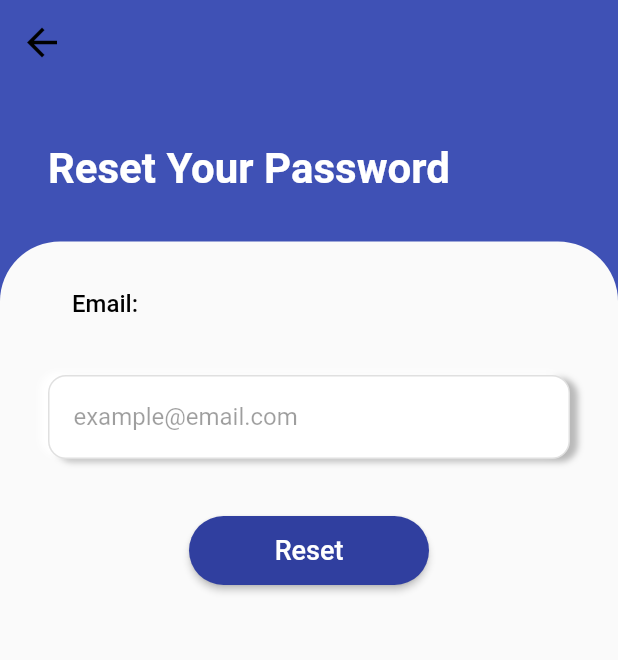
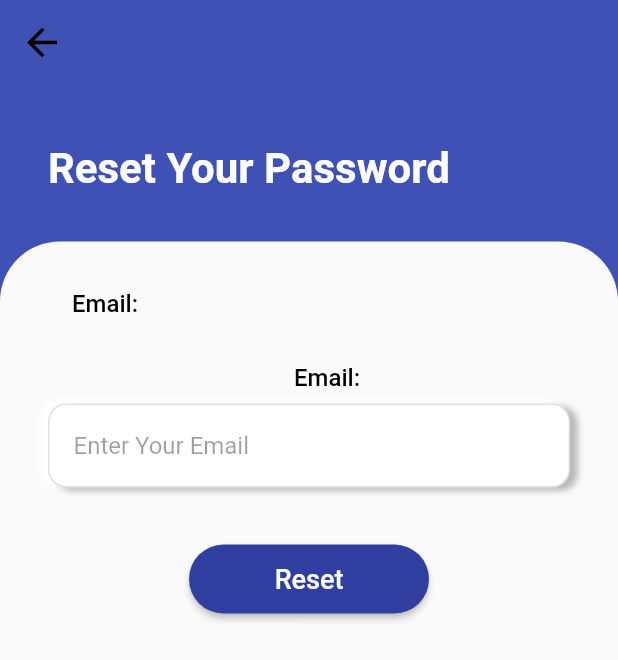
Before and after one commit to MFrankestien/sahlhaly_event_planner, a Flutter app: the screen it shows after launch, after a tap on "Forgot Password ?", on a phone screen of 412 x 824 dp. Shown: the top 660 px of the screen. Run offline on Flutter 3.47's test engine with Material 2 defaults, Android fonts, the phone set to English and light mode, and no system bars; our stand-ins replace cloud_firestore, firebase_auth, firebase_core, font_awesome_flutter, shared_preferences; accounts and stored records are empty.

Commit message:
auth services for keeping the user logged in

```diff
--- a/lib/Register/Login_info_page.dart
+++ b/lib/Register/Login_info_page.dart
@@ -231,6 +231,10 @@ class _PasswordPageState extends State<PasswordPage> {
       Provider.of<Auth>(context,listen: false).signup(remail.trim(), rpassword.toLowerCase()).then((value) {
         final users = auth.currentUser;
       print(users);});
+      Navigator.push(
+          context,
+          MaterialPageRoute(
+              builder: (context) => NamePage()));
 
 
     }
--- a/lib/auth.dart
+++ b/lib/auth.dart
@@ -3,8 +3,10 @@ import 'package:font_awesome_flutter/font_awesome_flutter.dart';
 import 'package:http/http.dart'as http;
 import 'package:flutter/widgets.dart';
 import 'dart:convert';
+import 'package:cloud_firestore/cloud_firestore.dart';
 
 class Auth with ChangeNotifier{
+
 
   Future<void> _auth(String email, String password,String urlseg) async {
 
--- a/lib/main.dart
+++ b/lib/main.dart
@@ -1,11 +1,10 @@
-
+import 'package:sahlhaly_event_planner/auth.dart';
 import 'package:flutter/material.dart';
 import 'package:provider/provider.dart';
 import 'package:sahlhaly_event_planner/LoginScreen.dart';
-import 'package:sahlhaly_event_planner/auth.dart';
-import 'package:sahlhaly_event_planner/reset_password.dart';
+import 'package:sahlhaly_event_planner/models/user.dart';
+import 'package:sahlhaly_event_planner/services/auth.dart';
 import 'package:sahlhaly_event_planner/splash_screen/animation_screen.dart';
-import 'package:sahlhaly_event_planner/style.dart';
 import 'package:firebase_core/firebase_core.dart';
 
 Future<void> main() async {
@@ -21,7 +20,9 @@ class MyApp extends StatelessWidget {
   // This widget is the root of your application.
   @override
   Widget build(BuildContext context) {
-    return MaterialApp(
+    return StreamProvider<AppUser>.value(
+      value: AuthService().user,
+      child: MaterialApp(
         title: 'Flutter Demo',
         debugShowCheckedModeBanner: false,
         theme: ThemeData(
@@ -29,6 +30,7 @@ class MyApp extends StatelessWidget {
           visualDensity: VisualDensity.adaptivePlatformDensity,
         ),
         home: MyHomePage(title: 'Flutter Demo Home Page'),
+      ),
     );
   }
 }
--- /dev/null
+++ b/lib/models/user.dart
@@ -0,0 +1,8 @@
+class AppUser {
+
+  final String uid;
+
+  AppUser({ this.uid });
+
+
+}
--- a/lib/reset_password.dart
+++ b/lib/reset_password.dart
@@ -61,16 +61,34 @@ class _ResetPageState extends State<ResetPage> {
                             children: <Widget>[
 
 
-                              _inputTextField('example@email.com', false),
+                              _labelText('Email:'),
+                              Container(
+                                height: 56,
+                                padding: EdgeInsets.fromLTRB(16, 3, 16, 6),
+                                margin: EdgeInsets.all(8),
+                                decoration: raisedDecoration,
+                                child: Center(
+                                  child: TextFormField(
+                                    validator: (val) =>
+                                    val.isEmpty ? 'Enter an email' : null,
+                                    onChanged: (val) {
+                                      setState(() => email = val);
+                                    },
+
+                                    decoration: InputDecoration(
+                                        border: InputBorder.none,
+
+                                        hintText: 'Enter Your Email',
+                                        hintStyle: TextStyle(
+                                          color: Colors.black38,
+                                        )),
+                                  ),
+                                ),
+                              ),
                               SizedBox(height: 30),
                               GestureDetector(
-                                onTap: () {
-                                  if (_formKey.currentState.validate()) {
-                                    warning =
-                                    "A password reset link has been sent to $email";
-                                    submit();
-                                  }
-                                },
+                                onTap: () {},
+
                                 child: Align(
                                   alignment: Alignment.center,
                                   child: Container(
@@ -78,9 +96,18 @@ class _ResetPageState extends State<ResetPage> {
                                     width: 160,
                                     child: RaisedButton(
                                       onPressed: () {
-                                        print('reset');
-                                        showAlert();
-                                      },
+                                    if (_formKey.currentState.validate()) {
+                                    setState(() {
+                                      warning =
+                                      "A password reset link has been sent to $email";
+                                    });
+                                    submit();
+                                    print('reset');
+                                    }
+                                    },
+
+
+
                                       child: Text(
                                         'Reset',
                                         style: TextStyle(
@@ -112,30 +139,6 @@ class _ResetPageState extends State<ResetPage> {
 
 
         ],
-      ),
-    );
-  }
-  _inputTextField(hintText, bool obscuretext) {
-    return Container(
-      height: 56,
-      padding: EdgeInsets.fromLTRB(16, 3, 16, 6),
-      margin: EdgeInsets.all(8),
-      decoration: raisedDecoration,
-      child: Center(
-        child: TextFormField(
-          validator: (val) =>
-          val.isEmpty ? 'Enter an email' : null,
-          onChanged: (val) {
-            setState(() => email = val);
-          },
-          obscureText: obscuretext,
-          decoration: InputDecoration(
-              border: InputBorder.none,
-              hintText: hintText,
-              hintStyle: TextStyle(
-                color: Colors.black38,
-              )),
-        ),
       ),
     );
   }
--- /dev/null
+++ b/lib/services/auth.dart
@@ -0,0 +1,41 @@
+import 'package:firebase_auth/firebase_auth.dart';
+import 'package:sahlhaly_event_planner/models/user.dart';
+
+
+class AuthService {
+
+  final FirebaseAuth _auth = FirebaseAuth.instance;
+
+
+  // auth change user stream
+  Stream<AppUser> get user {
+    return _auth.authStateChanges()
+        .map(_userFromFirebaseUser);
+  }
+
+
+  // create user obj based on firebase user
+  AppUser _userFromFirebaseUser(User user) {
+    return user != null ? AppUser(uid: user.uid): null;
+  }
+
+
+  // Reset Password
+  Future sendPasswordResetEmail(String email) async {
+    return _auth.sendPasswordResetEmail(email: email);
+  }
+
+
+
+
+
+// sign out
+  Future signOut() async {
+    try {
+      return await _auth.signOut();
+    } catch (error) {
+      print(error.toString());
+      return null;
+    }
+  }
+}
--- a/pubspec.yaml
+++ b/pubspec.yaml
@@ -30,12 +30,12 @@ dependencies:
   # Use with the CupertinoIcons class for iOS style icons.
   cupertino_icons: ^1.0.2
   firebase_core: ^1.3.0
+  cloud_firestore: ^2.2.2
   gradient_widgets: ^0.5.0
   intl: ^0.17.0-nullsafety.2
   dotted_border: ^1.0.4
   rflutter_alert: ^1.0.3
   firebase_auth: ^1.3.0
-  cloud_firestore: ^2.2.1
   provider: ^5.0.0
   flutter_svg: ^0.17.4
   simple_animations: ^1.1.3
```
Also changed, not shown: pubspec.lock, 1 other file. Lines whose indentation alone changed are shown as unchanged.
